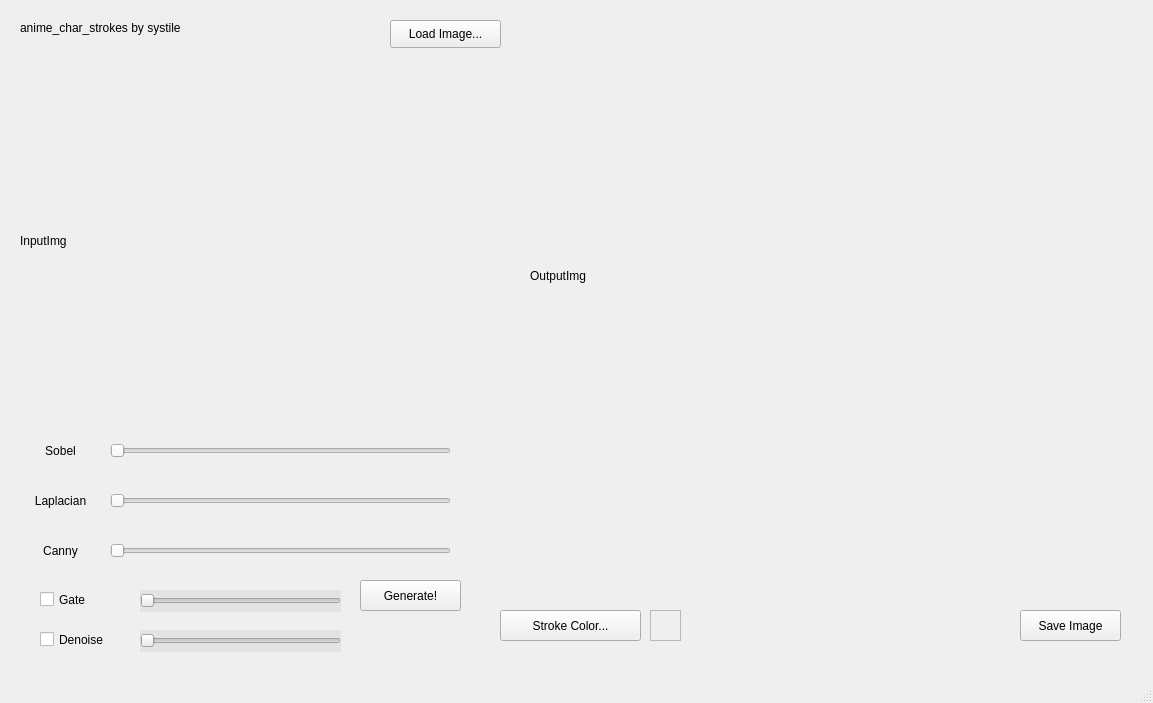
Qt form program.ui (systil3/anime-character-stroke-extracter) before a commit.
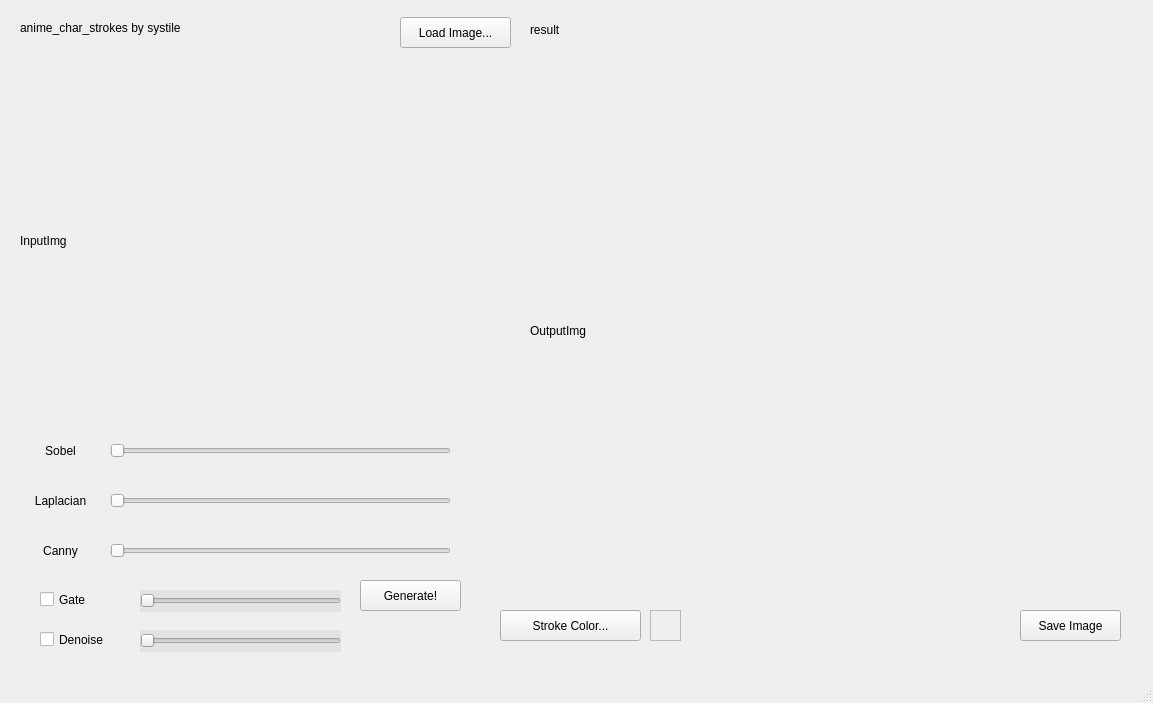
The same form after that commit.

The edit to the form file:
```diff
--- a/program.ui
+++ b/program.ui
@@ -155,10 +155,10 @@
    <widget class="QPushButton" name="LoadImgButton">
     <property name="geometry">
      <rect>
-      <x>390</x>
-      <y>20</y>
+      <x>400</x>
+      <y>17</y>
       <width>111</width>
-      <height>28</height>
+      <height>31</height>
      </rect>
     </property>
     <property name="text">
@@ -199,9 +199,9 @@
     <property name="geometry">
      <rect>
       <x>530</x>
-      <y>30</y>
-      <width>571</width>
-      <height>491</height>
+      <y>70</y>
+      <width>591</width>
+      <height>521</height>
      </rect>
     </property>
     <property name="text">
@@ -286,6 +286,19 @@
      <enum>QFrame::Raised</enum>
     </property>
    </widget>
+   <widget class="QLabel" name="label_6">
+    <property name="geometry">
+     <rect>
+      <x>530</x>
+      <y>20</y>
+      <width>221</width>
+      <height>20</height>
+     </rect>
+    </property>
+    <property name="text">
+     <string>result</string>
+    </property>
+   </widget>
   </widget>
   <widget class="QMenuBar" name="menubar">
    <property name="geometry">
```
